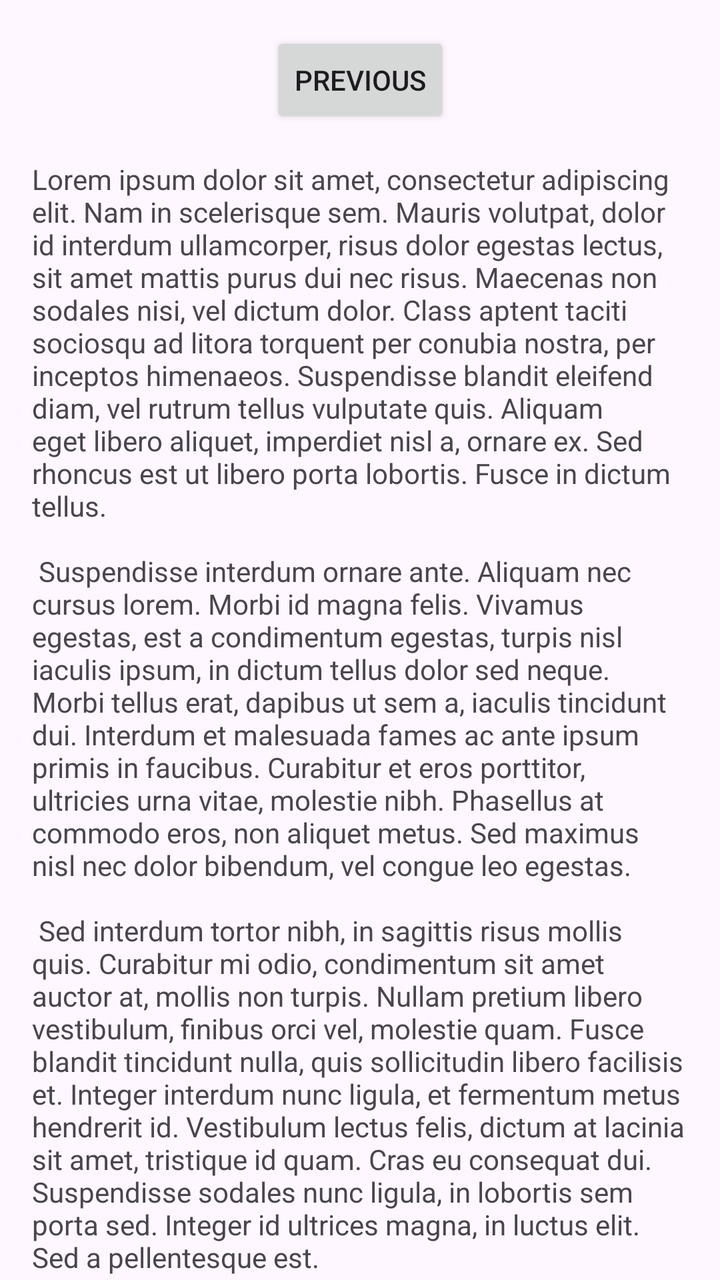
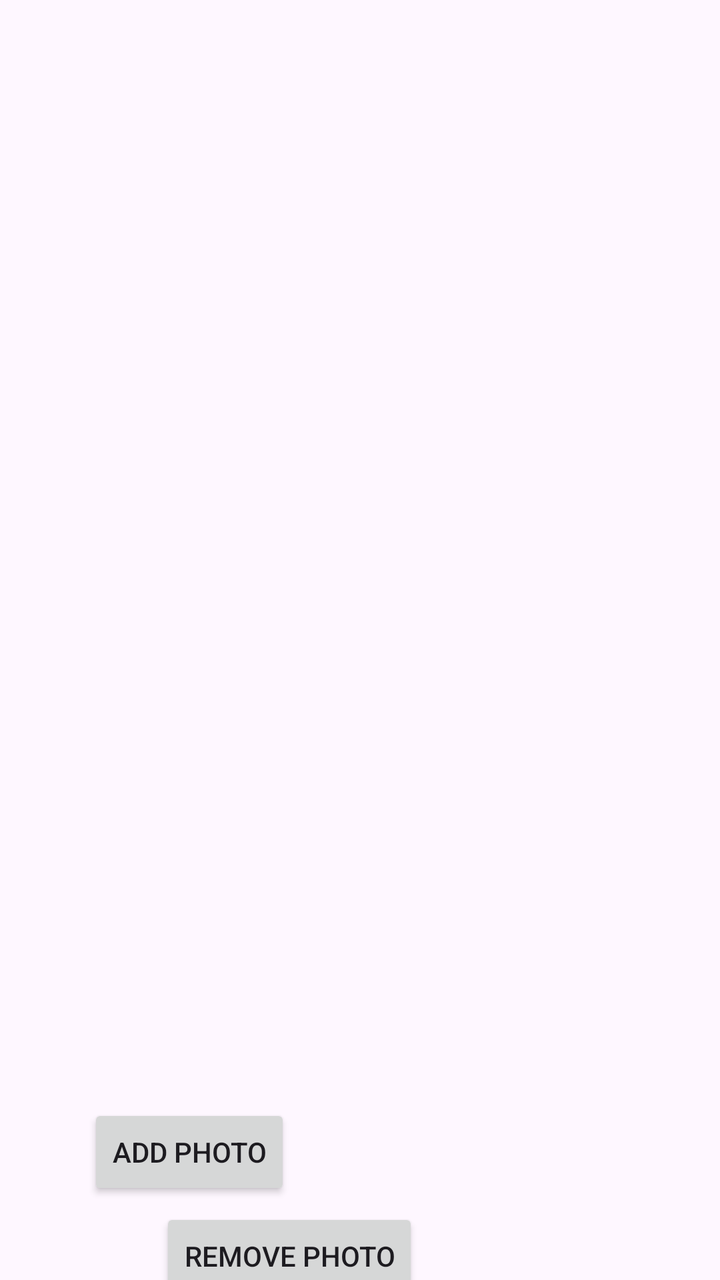

An Android layout rendered at two revisions. The XML below is the earlier revision; the diff shows what the commit changed to produce the second picture.
<!-- AndroidManifest.xml: application theme Theme.Photos -->
<!-- res/layout/fragment_second.xml -->
<?xml version="1.0" encoding="utf-8"?>
<androidx.core.widget.NestedScrollView xmlns:android="http://schemas.android.com/apk/res/android"
    xmlns:app="http://schemas.android.com/apk/res-auto"
    xmlns:tools="http://schemas.android.com/tools"
    android:layout_width="match_parent"
    android:layout_height="match_parent"
    tools:context=".SecondFragment">

    <androidx.constraintlayout.widget.ConstraintLayout
        android:layout_width="match_parent"
        android:layout_height="match_parent"
        android:padding="16dp">

        <Button
            android:id="@+id/button_second"
            android:layout_width="wrap_content"
            android:layout_height="wrap_content"
            android:text="@string/previous"
            app:layout_constraintBottom_toTopOf="@id/textview_second"
            app:layout_constraintEnd_toEndOf="parent"
            app:layout_constraintStart_toStartOf="parent"
            app:layout_constraintTop_toTopOf="parent" />

        <TextView
            android:id="@+id/textview_second"
            android:layout_width="wrap_content"
            android:layout_height="wrap_content"
            android:layout_marginTop="16dp"
            android:text="@string/lorem_ipsum"
            app:layout_constraintBottom_toBottomOf="parent"
            app:layout_constraintEnd_toEndOf="parent"
            app:layout_constraintStart_toStartOf="parent"
            app:layout_constraintTop_toBottomOf="@id/button_second" />
    </androidx.constraintlayout.widget.ConstraintLayout>
</androidx.core.widget.NestedScrollView>
<!-- resources referenced by this layout -->
<resources>
  <string name="lorem_ipsum">
          Lorem ipsum dolor sit amet, consectetur adipiscing elit. Nam in scelerisque sem. Mauris
          volutpat, dolor id interdum ullamcorper, risus dolor egestas lectus, sit amet mattis purus
          dui nec risus. Maecenas non sodales nisi, vel dictum dolor. Class aptent taciti sociosqu ad
          litora torquent per conubia nostra, per inceptos himenaeos. Suspendisse blandit eleifend
          diam, vel rutrum tellus vulputate quis. Aliquam eget libero aliquet, imperdiet nisl a,
          ornare ex. Sed rhoncus est ut libero porta lobortis. Fusce in dictum tellus.\n\n
          Suspendisse interdum ornare ante. Aliquam nec cursus lorem. Morbi id magna felis. Vivamus
          egestas, est a condimentum egestas, turpis nisl iaculis ipsum, in dictum tellus dolor sed
          neque. Morbi tellus erat, dapibus ut sem a, iaculis tincidunt dui. Interdum et malesuada
          fames ac ante ipsum primis in faucibus. Curabitur et eros porttitor, ultricies urna vitae,
          molestie nibh. Phasellus at commodo eros, non aliquet metus. Sed maximus nisl nec dolor
          bibendum, vel congue leo egestas.\n\n
          Sed interdum tortor nibh, in sagittis risus mollis quis. Curabitur mi odio, condimentum sit
          amet auctor at, mollis non turpis. Nullam pretium libero vestibulum, finibus orci vel,
          molestie quam. Fusce blandit tincidunt nulla, quis sollicitudin libero facilisis et. Integer
          interdum nunc ligula, et fermentum metus hendrerit id. Vestibulum lectus felis, dictum at
          lacinia sit amet, tristique id quam. Cras eu consequat dui. Suspendisse sodales nunc ligula,
          in lobortis sem porta sed. Integer id ultrices magna, in luctus elit. Sed a pellentesque
          est.\n\n
          Aenean nunc velit, lacinia sed dolor sed, ultrices viverra nulla. Etiam a venenatis nibh.
          Morbi laoreet, tortor sed facilisis varius, nibh orci rhoncus nulla, id elementum leo dui
          non lorem. Nam mollis ipsum quis auctor varius. Quisque elementum eu libero sed commodo. In
          eros nisl, imperdiet vel imperdiet et, scelerisque a mauris. Pellentesque varius ex nunc,
          quis imperdiet eros placerat ac. Duis finibus orci et est auctor tincidunt. Sed non viverra
          ipsum. Nunc quis augue egestas, cursus lorem at, molestie sem. Morbi a consectetur ipsum, a
          placerat diam. Etiam vulputate dignissim convallis. Integer faucibus mauris sit amet finibus
          convallis.\n\n
          Phasellus in aliquet mi. Pellentesque habitant morbi tristique senectus et netus et
          malesuada fames ac turpis egestas. In volutpat arcu ut felis sagittis, in finibus massa
          gravida. Pellentesque id tellus orci. Integer dictum, lorem sed efficitur ullamcorper,
          libero justo consectetur ipsum, in mollis nisl ex sed nisl. Donec maximus ullamcorper
          sodales. Praesent bibendum rhoncus tellus nec feugiat. In a ornare nulla. Donec rhoncus
          libero vel nunc consequat, quis tincidunt nisl eleifend. Cras bibendum enim a justo luctus
          vestibulum. Fusce dictum libero quis erat maximus, vitae volutpat diam dignissim.
      </string>
  <string name="previous">Previous</string>
  <style name="Theme.Photos" parent="Base.Theme.Photos" />
  <style name="Base.Theme.Photos" parent="Theme.Material3.DayNight.NoActionBar">
          
          
      </style>
</resources>

<!-- the commit's change to res/layout/fragment_second.xml (unified diff, before → after) -->
@@ -12,24 +12,45 @@
         android:padding="16dp">
 
         <Button
+            android:id="@+id/buttonAddPhoto"
+            android:layout_width="wrap_content"
+            android:layout_height="wrap_content"
+            android:layout_marginStart="28dp"
+            android:layout_marginTop="536dp"
+            android:text="Add Photo"
+            app:layout_constraintStart_toStartOf="parent"
+            app:layout_constraintTop_toTopOf="parent" />
+
+        <Button
+            android:id="@+id/buttonDisplayPhoto"
+            android:layout_width="wrap_content"
+            android:layout_height="wrap_content"
+            android:layout_marginStart="64dp"
+            android:layout_marginTop="12dp"
+            android:text="Display Photo"
+            app:layout_constraintStart_toStartOf="parent"
+            app:layout_constraintTop_toBottomOf="@id/buttonRemovePhoto" />
+
+        <Button
             android:id="@+id/button_second"
             android:layout_width="wrap_content"
             android:layout_height="wrap_content"
+            android:layout_marginTop="644dp"
             android:text="@string/previous"
-            app:layout_constraintBottom_toTopOf="@id/textview_second"
             app:layout_constraintEnd_toEndOf="parent"
+            app:layout_constraintHorizontal_bias="0.781"
             app:layout_constraintStart_toStartOf="parent"
             app:layout_constraintTop_toTopOf="parent" />
 
-        <TextView
-            android:id="@+id/textview_second"
+        <Button
+            android:id="@+id/buttonRemovePhoto"
             android:layout_width="wrap_content"
             android:layout_height="wrap_content"
-            android:layout_marginTop="16dp"
-            android:text="@string/lorem_ipsum"
-            app:layout_constraintBottom_toBottomOf="parent"
-            app:layout_constraintEnd_toEndOf="parent"
+            android:layout_marginStart="64dp"
+            android:layout_marginTop="4dp"
+            android:text="Remove Photo"
             app:layout_constraintStart_toStartOf="parent"
-            app:layout_constraintTop_toBottomOf="@id/button_second" />
+            app:layout_constraintTop_toBottomOf="@id/buttonAddPhoto" />
+
     </androidx.constraintlayout.widget.ConstraintLayout>
 </androidx.core.widget.NestedScrollView>
<!-- resource entries referenced after the edit -->
@@ -1,41 +1,5 @@
 <!-- resources referenced by this layout -->
 <resources>
-  <string name="lorem_ipsum">
-          Lorem ipsum dolor sit amet, consectetur adipiscing elit. Nam in scelerisque sem. Mauris
-          volutpat, dolor id interdum ullamcorper, risus dolor egestas lectus, sit amet mattis purus
-          dui nec risus. Maecenas non sodales nisi, vel dictum dolor. Class aptent taciti sociosqu ad
-          litora torquent per conubia nostra, per inceptos himenaeos. Suspendisse blandit eleifend
-          diam, vel rutrum tellus vulputate quis. Aliquam eget libero aliquet, imperdiet nisl a,
-          ornare ex. Sed rhoncus est ut libero porta lobortis. Fusce in dictum tellus.\n\n
-          Suspendisse interdum ornare ante. Aliquam nec cursus lorem. Morbi id magna felis. Vivamus
-          egestas, est a condimentum egestas, turpis nisl iaculis ipsum, in dictum tellus dolor sed
-          neque. Morbi tellus erat, dapibus ut sem a, iaculis tincidunt dui. Interdum et malesuada
-          fames ac ante ipsum primis in faucibus. Curabitur et eros porttitor, ultricies urna vitae,
-          molestie nibh. Phasellus at commodo eros, non aliquet metus. Sed maximus nisl nec dolor
-          bibendum, vel congue leo egestas.\n\n
-          Sed interdum tortor nibh, in sagittis risus mollis quis. Curabitur mi odio, condimentum sit
-          amet auctor at, mollis non turpis. Nullam pretium libero vestibulum, finibus orci vel,
-          molestie quam. Fusce blandit tincidunt nulla, quis sollicitudin libero facilisis et. Integer
-          interdum nunc ligula, et fermentum metus hendrerit id. Vestibulum lectus felis, dictum at
-          lacinia sit amet, tristique id quam. Cras eu consequat dui. Suspendisse sodales nunc ligula,
-          in lobortis sem porta sed. Integer id ultrices magna, in luctus elit. Sed a pellentesque
-          est.\n\n
-          Aenean nunc velit, lacinia sed dolor sed, ultrices viverra nulla. Etiam a venenatis nibh.
-          Morbi laoreet, tortor sed facilisis varius, nibh orci rhoncus nulla, id elementum leo dui
-          non lorem. Nam mollis ipsum quis auctor varius. Quisque elementum eu libero sed commodo. In
-          eros nisl, imperdiet vel imperdiet et, scelerisque a mauris. Pellentesque varius ex nunc,
-          quis imperdiet eros placerat ac. Duis finibus orci et est auctor tincidunt. Sed non viverra
-          ipsum. Nunc quis augue egestas, cursus lorem at, molestie sem. Morbi a consectetur ipsum, a
-          placerat diam. Etiam vulputate dignissim convallis. Integer faucibus mauris sit amet finibus
-          convallis.\n\n
-          Phasellus in aliquet mi. Pellentesque habitant morbi tristique senectus et netus et
-          malesuada fames ac turpis egestas. In volutpat arcu ut felis sagittis, in finibus massa
-          gravida. Pellentesque id tellus orci. Integer dictum, lorem sed efficitur ullamcorper,
-          libero justo consectetur ipsum, in mollis nisl ex sed nisl. Donec maximus ullamcorper
-          sodales. Praesent bibendum rhoncus tellus nec feugiat. In a ornare nulla. Donec rhoncus
-          libero vel nunc consequat, quis tincidunt nisl eleifend. Cras bibendum enim a justo luctus
-          vestibulum. Fusce dictum libero quis erat maximus, vitae volutpat diam dignissim.
-      </string>
   <string name="previous">Previous</string>
   <style name="Theme.Photos" parent="Base.Theme.Photos" />
   <style name="Base.Theme.Photos" parent="Theme.Material3.DayNight.NoActionBar">
